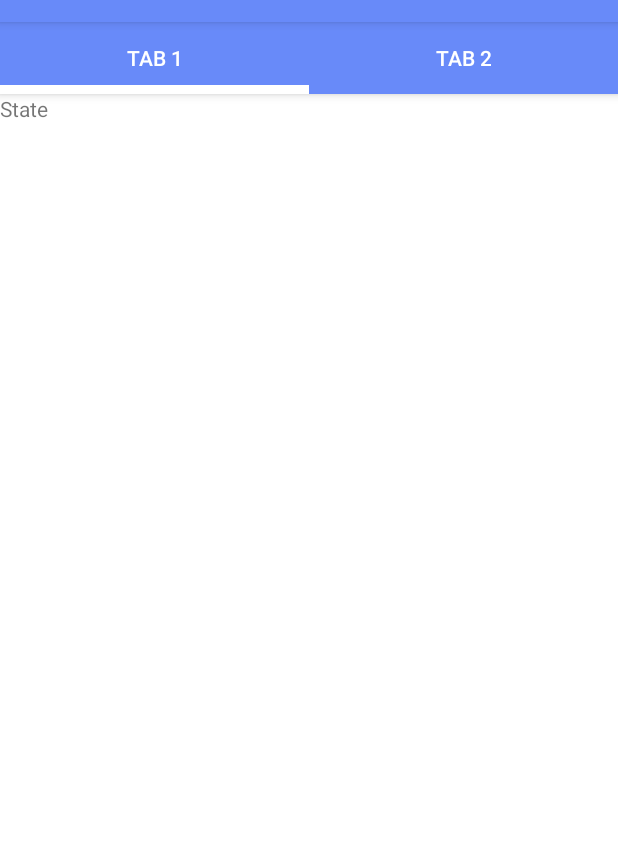
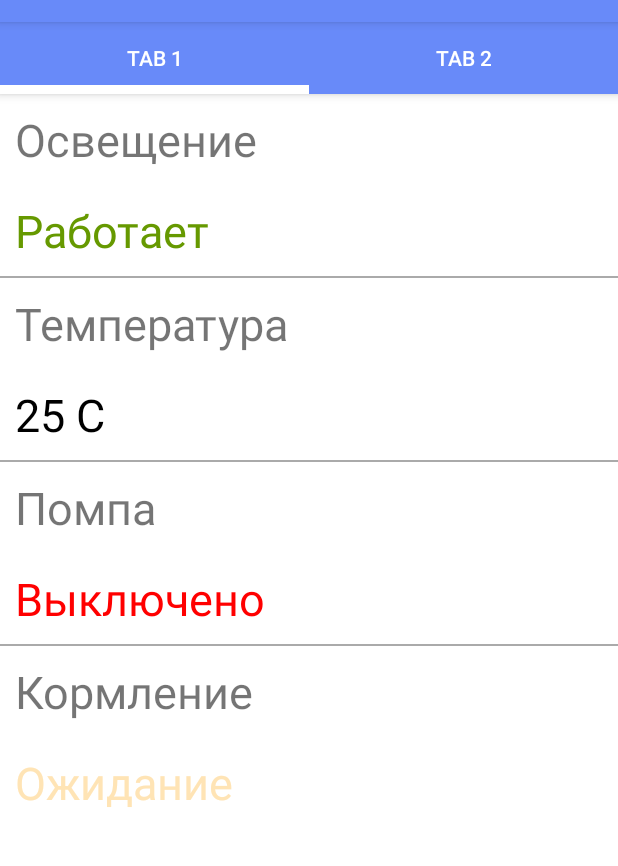
Before and after one commit to komolov-andrey/smart_aquarium, an Android app: the StateFragment screen opened directly, with no data from a screen before it, on a phone screen of 412 x 824 dp, the part 62-928 px from its top. Run offline under Robolectric (Android 15) with nearby library versions, the phone set to English and light mode, and no system bars.

Commit message:
make visualization on fragment where state

```diff
--- a/app/src/main/res/layout/state.xml
+++ b/app/src/main/res/layout/state.xml
@@ -1,11 +1,114 @@
 <?xml version="1.0" encoding="utf-8"?>
 <LinearLayout xmlns:android="http://schemas.android.com/apk/res/android"
-    android:orientation="vertical" android:layout_width="match_parent"
+    xmlns:tools="http://schemas.android.com/tools"
+    android:layout_width="match_parent"
     android:layout_height="match_parent">
 
-    <TextView
+    <ScrollView
         android:layout_width="match_parent"
-        android:layout_height="match_parent"
-        android:text="State"/>
+        android:layout_height="match_parent">
+
+        <LinearLayout
+            android:layout_width="match_parent"
+            android:layout_height="wrap_content"
+            android:orientation="vertical"
+            android:padding="0dp">
+
+            <TextView
+                android:layout_width="match_parent"
+                android:layout_height="wrap_content"
+                android:gravity="left"
+                android:padding="10dp"
+                android:text="Освещение"
+                android:textSize="30dp" />
+
+
+            <TextView
+                android:layout_width="match_parent"
+                android:layout_height="wrap_content"
+                android:gravity="left"
+                android:padding="10dp"
+                android:text="Работает"
+                android:textColor="@android:color/holo_green_dark"
+                android:textSize="30dp" />
+
+
+            <View
+                android:layout_width="match_parent"
+                android:layout_height="1dp"
+                android:background="@android:color/darker_gray" />
+
+
+
+            <TextView
+                android:layout_width="match_parent"
+                android:layout_height="wrap_content"
+                android:gravity="left"
+                android:padding="10dp"
+                android:text="Температура"
+                android:textSize="30dp" />
+
+
+                <TextView
+                    android:layout_width="match_parent"
+                    android:layout_height="wrap_content"
+                    android:gravity="left"
+                    android:padding="10dp"
+                    android:text="25 С"
+                    android:textColor="#000000"
+                    android:textSize="30dp" />
+
+
+            <View
+                android:layout_width="match_parent"
+                android:layout_height="1dp"
+                android:background="@android:color/darker_gray" />
+
+
+            <TextView
+                android:layout_width="match_parent"
+                android:layout_height="wrap_content"
+                android:gravity="left"
+                android:padding="10dp"
+                android:text="Помпа"
+                android:textSize="30dp" />
+
+                <TextView
+                    android:layout_width="match_parent"
+                    android:layout_height="wrap_content"
+                    android:gravity="left"
+                    android:padding="10dp"
+                    android:text="Выключено"
+                    android:textColor="#FF0000"
+                    android:textSize="30dp" />
+
+
+            <View
+                android:layout_width="match_parent"
+                android:layout_height="1dp"
+                android:background="@android:color/darker_gray" />
+
+
+            <TextView
+                android:layout_width="match_parent"
+                android:layout_height="wrap_content"
+                android:gravity="left"
+                android:padding="10dp"
+                android:text="Кормление"
+                android:textSize="30dp" />
+
+            <TextView
+                android:layout_width="match_parent"
+                android:layout_height="wrap_content"
+                android:gravity="left"
+                android:padding="10dp"
+                android:text="Ожидание"
+                android:textColor="#FFE4B5"
+                android:textSize="30dp" />
+
+
+        </LinearLayout>
+
+    </ScrollView>
 
 </LinearLayout>
```
